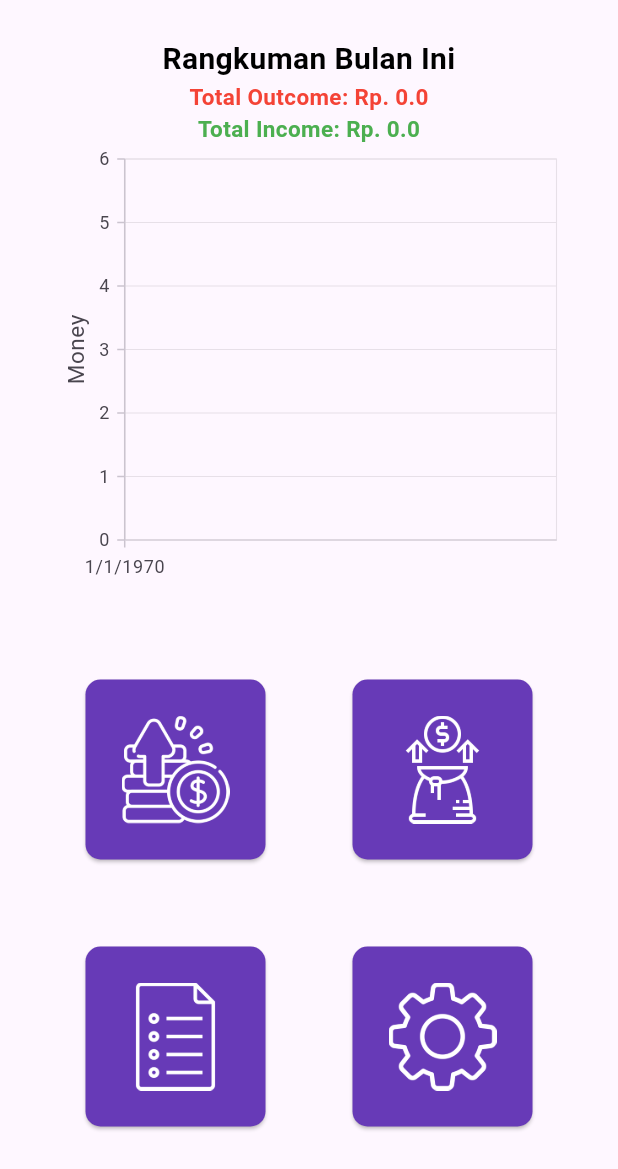
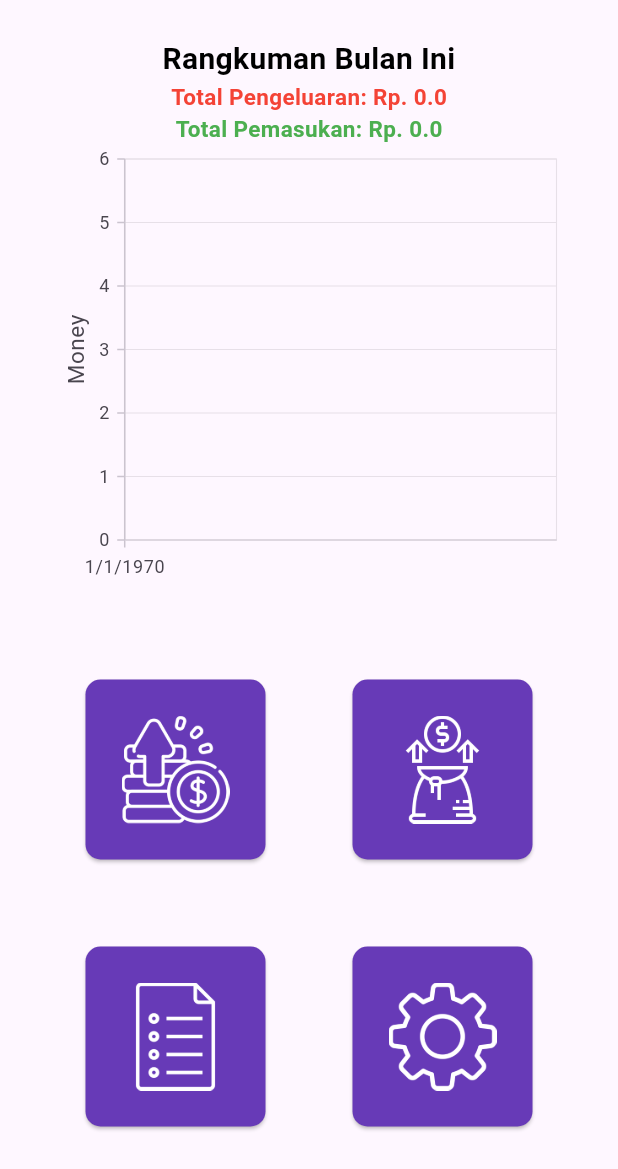
Before and after one commit to MAFADA/financial_management_app, a Flutter app: the HomePage screen opened directly with empty values, on a phone screen of 412 x 824 dp. Shown: the top 1169 px of the screen. Run offline on Flutter 3.47's test engine with Material 2 defaults, Android fonts, the phone set to English and light mode, and no system bars; our stand-ins replace sqflite, syncfusion_flutter_charts; accounts and stored records are empty.

Commit message:
update home view 3

```diff
--- a/lib/screens/home_view.dart
+++ b/lib/screens/home_view.dart
@@ -65,7 +65,7 @@ class _HomePageState extends State<HomePage> {
                       return Text('Error: ${snapshot.error}');
                     } else if (snapshot.hasData) {
                       // Use the data when it's available
-                      return Text('Total Outcome: Rp. ${snapshot.data}',
+                      return Text('Total Pengeluaran: Rp. ${snapshot.data}',
                           style: const TextStyle(
                               color: Colors.red,
                               fontSize: 15,
@@ -90,7 +90,7 @@ class _HomePageState extends State<HomePage> {
                       return Text('Error: ${snapshot.error}');
                     } else if (snapshot.hasData) {
                       // Use the data when it's available
-                      return Text('Total Income: \Rp. ${snapshot.data}',
+                      return Text('Total Pemasukan: \Rp. ${snapshot.data}',
                           style: const TextStyle(
                               color: Colors.green,
                               fontSize: 15,
```
